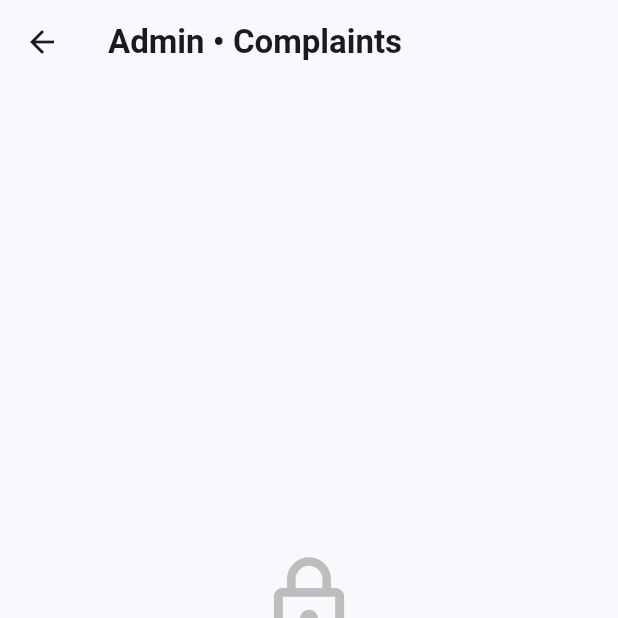
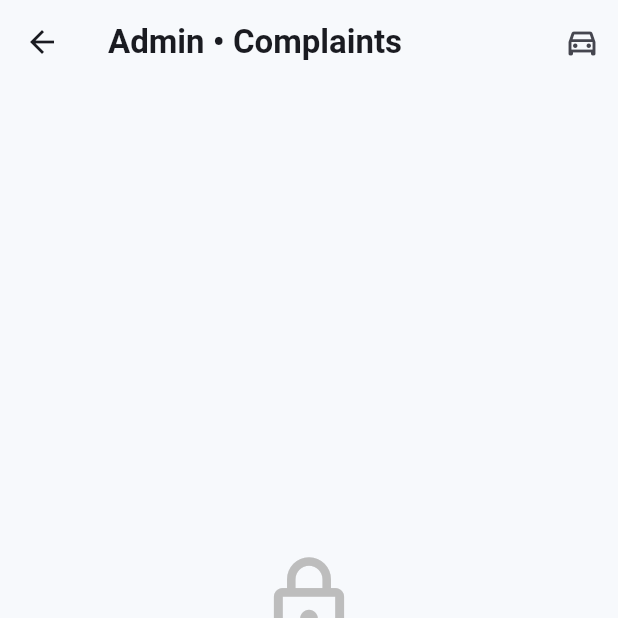
Before and after one commit to LakhanTarange/SafarRide, a Flutter app: the AdminDashboard screen opened by its route, on a phone screen of 412 x 824 dp, the top half of it. Run offline on Flutter 3.47's test engine with Material 3 defaults, Android fonts, the phone set to English and light mode, and no system bars; our stand-ins replace cloud_firestore, firebase_auth, firebase_core, geolocator; accounts and stored records are empty.

Commit message:
Add vehicle verification navigation button in admin dashboard

```diff
--- a/lib/screens/admin/admin_dashboard.dart
+++ b/lib/screens/admin/admin_dashboard.dart
@@ -1,6 +1,8 @@
 import 'package:cloud_firestore/cloud_firestore.dart';
 import 'package:firebase_auth/firebase_auth.dart';
 import 'package:flutter/material.dart';
+
+import 'vehicle_verification_page.dart';
 
 class AdminDashboard extends StatefulWidget {
   const AdminDashboard({super.key});
@@ -333,6 +335,20 @@ class _AdminDashboardState extends State<AdminDashboard> {
           'Admin • Complaints',
           style: TextStyle(fontWeight: FontWeight.bold),
         ),
+        actions: [
+          IconButton(
+            tooltip: 'Vehicle Verification',
+            icon: const Icon(Icons.directions_car_outlined),
+            onPressed: () {
+              Navigator.push(
+                context,
+                MaterialPageRoute(
+                  builder: (context) => const VehicleVerificationPage(),
+                ),
+              );
+            },
+          ),
+        ],
       ),
       body: FutureBuilder<DocumentSnapshot<Map<String, dynamic>>>(
         future: _firestore.collection('users').doc(user.uid).get(),
```
